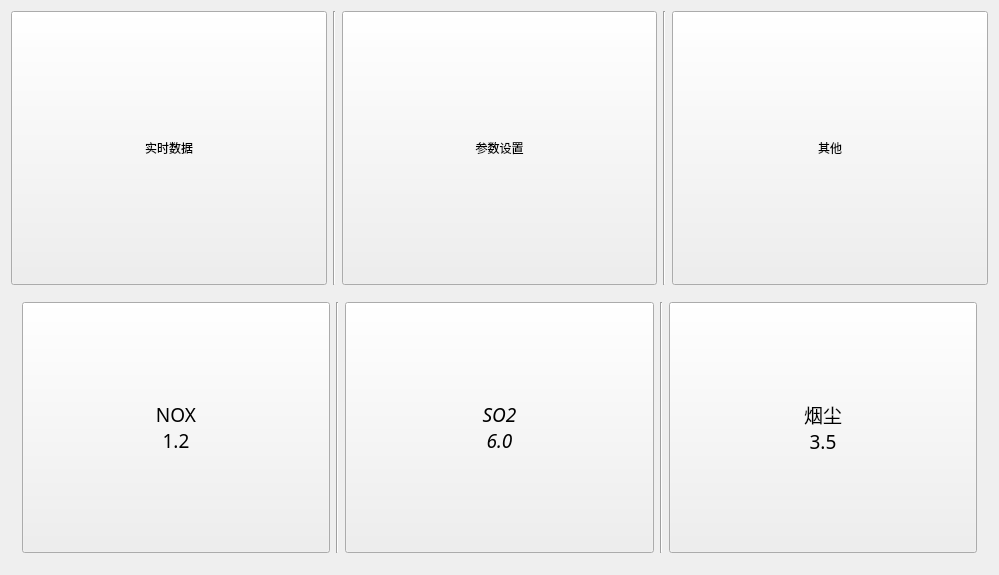
This is mwidget.ui in wkfwnn/data_analyse as Qt 5 draws it before an edit. The edited form follows.
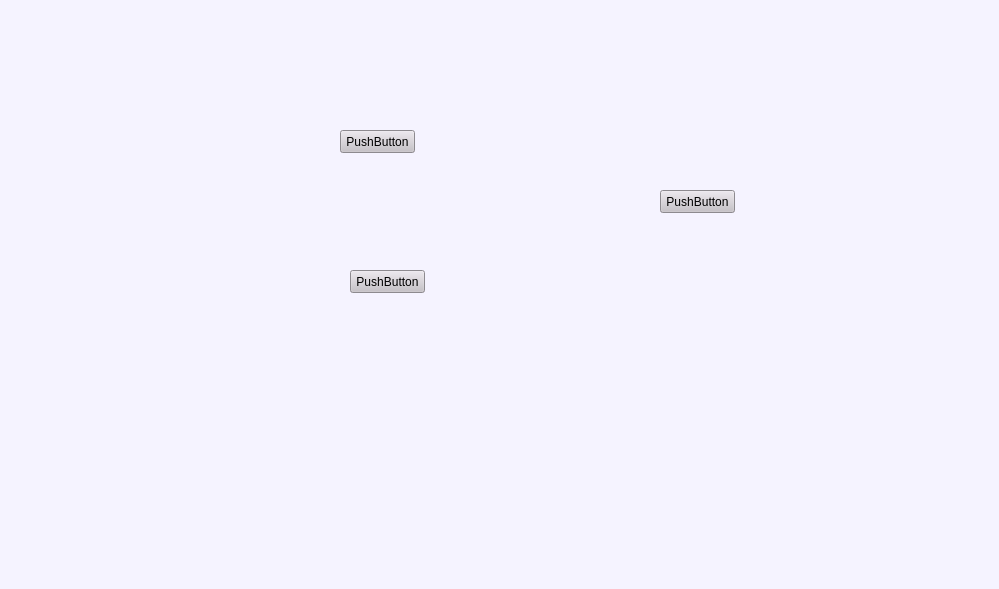
This is the edited form.

What changed in the file:
```diff
--- a/mwidget.ui
+++ b/mwidget.ui
@@ -7,166 +7,894 @@
     <x>0</x>
     <y>0</y>
     <width>999</width>
-    <height>575</height>
+    <height>589</height>
    </rect>
   </property>
+  <property name="palette">
+   <palette>
+    <active>
+     <colorrole role="WindowText">
+      <brush brushstyle="SolidPattern">
+       <color alpha="255">
+        <red>0</red>
+        <green>0</green>
+        <blue>0</blue>
+       </color>
+      </brush>
+     </colorrole>
+     <colorrole role="Button">
+      <brush brushstyle="SolidPattern">
+       <color alpha="255">
+        <red>245</red>
+        <green>243</green>
+        <blue>255</blue>
+       </color>
+      </brush>
+     </colorrole>
+     <colorrole role="Light">
+      <brush brushstyle="SolidPattern">
+       <color alpha="255">
+        <red>255</red>
+        <green>255</green>
+        <blue>255</blue>
+       </color>
+      </brush>
+     </colorrole>
+     <colorrole role="Midlight">
+      <brush brushstyle="SolidPattern">
+       <color alpha="255">
+        <red>250</red>
+        <green>249</green>
+        <blue>255</blue>
+       </color>
+      </brush>
+     </colorrole>
+     <colorrole role="Dark">
+      <brush brushstyle="SolidPattern">
+       <color alpha="255">
+        <red>122</red>
+        <green>121</green>
+        <blue>127</blue>
+       </color>
+      </brush>
+     </colorrole>
+     <colorrole role="Mid">
+      <brush brushstyle="SolidPattern">
+       <color alpha="255">
+        <red>163</red>
+        <green>162</green>
+        <blue>170</blue>
+       </color>
+      </brush>
+     </colorrole>
+     <colorrole role="Text">
+      <brush brushstyle="SolidPattern">
+       <color alpha="255">
+        <red>0</red>
+        <green>0</green>
+        <blue>0</blue>
+       </color>
+      </brush>
+     </colorrole>
+     <colorrole role="BrightText">
+      <brush brushstyle="SolidPattern">
+       <color alpha="255">
+        <red>255</red>
+        <green>255</green>
+        <blue>255</blue>
+       </color>
+      </brush>
+     </colorrole>
+     <colorrole role="ButtonText">
+      <brush brushstyle="SolidPattern">
+       <color alpha="255">
+        <red>0</red>
+        <green>0</green>
+        <blue>0</blue>
+       </color>
+      </brush>
+     </colorrole>
+     <colorrole role="Base">
+      <brush brushstyle="SolidPattern">
+       <color alpha="255">
+        <red>255</red>
+        <green>255</green>
+        <blue>255</blue>
+       </color>
+      </brush>
+     </colorrole>
+     <colorrole role="Window">
+      <brush brushstyle="SolidPattern">
+       <color alpha="255">
+        <red>245</red>
+        <green>243</green>
+        <blue>255</blue>
+       </color>
+      </brush>
+     </colorrole>
+     <colorrole role="Shadow">
+      <brush brushstyle="SolidPattern">
+       <color alpha="255">
+        <red>0</red>
+        <green>0</green>
+        <blue>0</blue>
+       </color>
+      </brush>
+     </colorrole>
+     <colorrole role="AlternateBase">
+      <brush brushstyle="SolidPattern">
+       <color alpha="255">
+        <red>250</red>
+        <green>249</green>
+        <blue>255</blue>
+       </color>
+      </brush>
+     </colorrole>
+     <colorrole role="ToolTipBase">
+      <brush brushstyle="SolidPattern">
+       <color alpha="255">
+        <red>255</red>
+        <green>255</green>
+        <blue>220</blue>
+       </color>
+      </brush>
+     </colorrole>
+     <colorrole role="ToolTipText">
+      <brush brushstyle="SolidPattern">
+       <color alpha="255">
+        <red>0</red>
+        <green>0</green>
+        <blue>0</blue>
+       </color>
+      </brush>
+     </colorrole>
+    </active>
+    <inactive>
+     <colorrole role="WindowText">
+      <brush brushstyle="SolidPattern">
+       <color alpha="255">
+        <red>0</red>
+        <green>0</green>
+        <blue>0</blue>
+       </color>
+      </brush>
+     </colorrole>
+     <colorrole role="Button">
+      <brush brushstyle="SolidPattern">
+       <color alpha="255">
+        <red>245</red>
+        <green>243</green>
+        <blue>255</blue>
+       </color>
+      </brush>
+     </colorrole>
+     <colorrole role="Light">
+      <brush brushstyle="SolidPattern">
+       <color alpha="255">
+        <red>255</red>
+        <green>255</green>
+        <blue>255</blue>
+       </color>
+      </brush>
+     </colorrole>
+     <colorrole role="Midlight">
+      <brush brushstyle="SolidPattern">
+       <color alpha="255">
+        <red>250</red>
+        <green>249</green>
+        <blue>255</blue>
+       </color>
+      </brush>
+     </colorrole>
+     <colorrole role="Dark">
+      <brush brushstyle="SolidPattern">
+       <color alpha="255">
+        <red>122</red>
+        <green>121</green>
+        <blue>127</blue>
+       </color>
+      </brush>
+     </colorrole>
+     <colorrole role="Mid">
+      <brush brushstyle="SolidPattern">
+       <color alpha="255">
+        <red>163</red>
+        <green>162</green>
+        <blue>170</blue>
+       </color>
+      </brush>
+     </colorrole>
+     <colorrole role="Text">
+      <brush brushstyle="SolidPattern">
+       <color alpha="255">
+        <red>0</red>
+        <green>0</green>
+        <blue>0</blue>
+       </color>
+      </brush>
+     </colorrole>
+     <colorrole role="BrightText">
+      <brush brushstyle="SolidPattern">
+       <color alpha="255">
+        <red>255</red>
+        <green>255</green>
+        <blue>255</blue>
+       </color>
+      </brush>
+     </colorrole>
+     <colorrole role="ButtonText">
+      <brush brushstyle="SolidPattern">
+       <color alpha="255">
+        <red>0</red>
+        <green>0</green>
+        <blue>0</blue>
+       </color>
+      </brush>
+     </colorrole>
+     <colorrole role="Base">
+      <brush brushstyle="SolidPattern">
+       <color alpha="255">
+        <red>255</red>
+        <green>255</green>
+        <blue>255</blue>
+       </color>
+      </brush>
+     </colorrole>
+     <colorrole role="Window">
+      <brush brushstyle="SolidPattern">
+       <color alpha="255">
+        <red>245</red>
+        <green>243</green>
+        <blue>255</blue>
+       </color>
+      </brush>
+     </colorrole>
+     <colorrole role="Shadow">
+      <brush brushstyle="SolidPattern">
+       <color alpha="255">
+        <red>0</red>
+        <green>0</green>
+        <blue>0</blue>
+       </color>
+      </brush>
+     </colorrole>
+     <colorrole role="AlternateBase">
+      <brush brushstyle="SolidPattern">
+       <color alpha="255">
+        <red>250</red>
+        <green>249</green>
+        <blue>255</blue>
+       </color>
+      </brush>
+     </colorrole>
+     <colorrole role="ToolTipBase">
+      <brush brushstyle="SolidPattern">
+       <color alpha="255">
+        <red>255</red>
+        <green>255</green>
+        <blue>220</blue>
+       </color>
+      </brush>
+     </colorrole>
+     <colorrole role="ToolTipText">
+      <brush brushstyle="SolidPattern">
+       <color alpha="255">
+        <red>0</red>
+        <green>0</green>
+        <blue>0</blue>
+       </color>
+      </brush>
+     </colorrole>
+    </inactive>
+    <disabled>
+     <colorrole role="WindowText">
+      <brush brushstyle="SolidPattern">
+       <color alpha="255">
+        <red>122</red>
+        <green>121</green>
+        <blue>127</blue>
+       </color>
+      </brush>
+     </colorrole>
+     <colorrole role="Button">
+      <brush brushstyle="SolidPattern">
+       <color alpha="255">
+        <red>245</red>
+        <green>243</green>
+        <blue>255</blue>
+       </color>
+      </brush>
+     </colorrole>
+     <colorrole role="Light">
+      <brush brushstyle="SolidPattern">
+       <color alpha="255">
+        <red>255</red>
+        <green>255</green>
+        <blue>255</blue>
+       </color>
+      </brush>
+     </colorrole>
+     <colorrole role="Midlight">
+      <brush brushstyle="SolidPattern">
+       <color alpha="255">
+        <red>250</red>
+        <green>249</green>
+        <blue>255</blue>
+       </color>
+      </brush>
+     </colorrole>
+     <colorrole role="Dark">
+      <brush brushstyle="SolidPattern">
+       <color alpha="255">
+        <red>122</red>
+        <green>121</green>
+        <blue>127</blue>
+       </color>
+      </brush>
+     </colorrole>
+     <colorrole role="Mid">
+      <brush brushstyle="SolidPattern">
+       <color alpha="255">
+        <red>163</red>
+        <green>162</green>
+        <blue>170</blue>
+       </color>
+      </brush>
+     </colorrole>
+     <colorrole role="Text">
+      <brush brushstyle="SolidPattern">
+       <color alpha="255">
+        <red>122</red>
+        <green>121</green>
+        <blue>127</blue>
+       </color>
+      </brush>
+     </colorrole>
+     <colorrole role="BrightText">
+      <brush brushstyle="SolidPattern">
+       <color alpha="255">
+        <red>255</red>
+        <green>255</green>
+        <blue>255</blue>
+       </color>
+      </brush>
+     </colorrole>
+     <colorrole role="ButtonText">
+      <brush brushstyle="SolidPattern">
+       <color alpha="255">
+        <red>122</red>
+        <green>121</green>
+        <blue>127</blue>
+       </color>
+      </brush>
+     </colorrole>
+     <colorrole role="Base">
+      <brush brushstyle="SolidPattern">
+       <color alpha="255">
+        <red>245</red>
+        <green>243</green>
+        <blue>255</blue>
+       </color>
+      </brush>
+     </colorrole>
+     <colorrole role="Window">
+      <brush brushstyle="SolidPattern">
+       <color alpha="255">
+        <red>245</red>
+        <green>243</green>
+        <blue>255</blue>
+       </color>
+      </brush>
+     </colorrole>
+     <colorrole role="Shadow">
+      <brush brushstyle="SolidPattern">
+       <color alpha="255">
+        <red>0</red>
+        <green>0</green>
+        <blue>0</blue>
+       </color>
+      </brush>
+     </colorrole>
+     <colorrole role="AlternateBase">
+      <brush brushstyle="SolidPattern">
+       <color alpha="255">
+        <red>245</red>
+        <green>243</green>
+        <blue>255</blue>
+       </color>
+      </brush>
+     </colorrole>
+     <colorrole role="ToolTipBase">
+      <brush brushstyle="SolidPattern">
+       <color alpha="255">
+        <red>255</red>
+        <green>255</green>
+        <blue>220</blue>
+       </color>
+      </brush>
+     </colorrole>
+     <colorrole role="ToolTipText">
+      <brush brushstyle="SolidPattern">
+       <color alpha="255">
+        <red>0</red>
+        <green>0</green>
+        <blue>0</blue>
+       </color>
+      </brush>
+     </colorrole>
+    </disabled>
+   </palette>
+  </property>
   <property name="windowTitle">
    <string>数据采集</string>
   </property>
-  <layout class="QGridLayout" name="gridLayout_3">
-   <item row="0" column="0">
-    <layout class="QGridLayout" name="gridLayout_2">
-     <item row="0" column="0">
-      <layout class="QHBoxLayout" name="horizontalLayout">
-       <item>
-        <widget class="QPushButton" name="pushButton">
-         <property name="sizePolicy">
-          <sizepolicy hsizetype="Minimum" vsizetype="Expanding">
-           <horstretch>0</horstretch>
-           <verstretch>0</verstretch>
-          </sizepolicy>
-         </property>
-         <property name="text">
-          <string>实时数据</string>
-         </property>
-        </widget>
-       </item>
-       <item>
-        <widget class="Line" name="line">
-         <property name="orientation">
-          <enum>Qt::Vertical</enum>
-         </property>
-        </widget>
-       </item>
-       <item>
-        <widget class="QPushButton" name="pushButton_2">
-         <property name="sizePolicy">
-          <sizepolicy hsizetype="Minimum" vsizetype="Expanding">
-           <horstretch>0</horstretch>
-           <verstretch>0</verstretch>
-          </sizepolicy>
-         </property>
-         <property name="text">
-          <string>参数设置</string>
-         </property>
-        </widget>
-       </item>
-       <item>
-        <widget class="Line" name="line_2">
-         <property name="orientation">
-          <enum>Qt::Vertical</enum>
-         </property>
-        </widget>
-       </item>
-       <item>
-        <widget class="QPushButton" name="pushButton_3">
-         <property name="sizePolicy">
-          <sizepolicy hsizetype="Minimum" vsizetype="Expanding">
-           <horstretch>0</horstretch>
-           <verstretch>0</verstretch>
-          </sizepolicy>
-         </property>
-         <property name="text">
-          <string>其他</string>
-         </property>
-        </widget>
-       </item>
-      </layout>
-     </item>
-     <item row="1" column="0">
-      <widget class="QStackedWidget" name="stackedWidget">
-       <property name="currentIndex">
-        <number>0</number>
-       </property>
-       <widget class="QWidget" name="page">
-        <layout class="QGridLayout" name="gridLayout_4">
-         <item row="0" column="0">
-          <layout class="QGridLayout" name="gridLayout">
-           <item row="0" column="1">
-            <widget class="Line" name="line_3">
-             <property name="orientation">
-              <enum>Qt::Vertical</enum>
-             </property>
-            </widget>
-           </item>
-           <item row="0" column="0">
-            <widget class="QPushButton" name="pushButton_4">
-             <property name="sizePolicy">
-              <sizepolicy hsizetype="Minimum" vsizetype="Expanding">
-               <horstretch>0</horstretch>
-               <verstretch>0</verstretch>
-              </sizepolicy>
-             </property>
-             <property name="font">
-              <font>
-               <family>宋体</family>
-               <pointsize>14</pointsize>
-              </font>
-             </property>
-             <property name="text">
-              <string>NOX
-1.2</string>
-             </property>
-            </widget>
-           </item>
-           <item row="0" column="4">
-            <widget class="QPushButton" name="pushButton_6">
-             <property name="sizePolicy">
-              <sizepolicy hsizetype="Minimum" vsizetype="Expanding">
-               <horstretch>0</horstretch>
-               <verstretch>0</verstretch>
-              </sizepolicy>
-             </property>
-             <property name="font">
-              <font>
-               <family>宋体</family>
-               <pointsize>14</pointsize>
-              </font>
-             </property>
-             <property name="text">
-              <string>烟尘
-3.5</string>
-             </property>
-            </widget>
-           </item>
-           <item row="0" column="2">
-            <widget class="QPushButton" name="pushButton_5">
-             <property name="sizePolicy">
-              <sizepolicy hsizetype="Minimum" vsizetype="Expanding">
-               <horstretch>0</horstretch>
-               <verstretch>0</verstretch>
-              </sizepolicy>
-             </property>
-             <property name="font">
-              <font>
-               <family>宋体</family>
-               <pointsize>14</pointsize>
-               <italic>true</italic>
-              </font>
-             </property>
-             <property name="text">
-              <string>SO2
-6.0</string>
-             </property>
-            </widget>
-           </item>
-           <item row="0" column="3">
-            <widget class="Line" name="line_4">
-             <property name="orientation">
-              <enum>Qt::Vertical</enum>
-             </property>
-            </widget>
-           </item>
-          </layout>
-         </item>
-        </layout>
-       </widget>
-       <widget class="QWidget" name="page_2"/>
-      </widget>
-     </item>
-    </layout>
-   </item>
-  </layout>
+  <widget class="QStackedWidget" name="stackedWidget">
+   <property name="geometry">
+    <rect>
+     <x>230</x>
+     <y>60</y>
+     <width>701</width>
+     <height>461</height>
+    </rect>
+   </property>
+   <property name="palette">
+    <palette>
+     <active>
+      <colorrole role="WindowText">
+       <brush brushstyle="SolidPattern">
+        <color alpha="255">
+         <red>0</red>
+         <green>0</green>
+         <blue>0</blue>
+        </color>
+       </brush>
+      </colorrole>
+      <colorrole role="Button">
+       <brush brushstyle="SolidPattern">
+        <color alpha="255">
+         <red>198</red>
+         <green>193</green>
+         <blue>200</blue>
+        </color>
+       </brush>
+      </colorrole>
+      <colorrole role="Light">
+       <brush brushstyle="SolidPattern">
+        <color alpha="255">
+         <red>255</red>
+         <green>255</green>
+         <blue>255</blue>
+        </color>
+       </brush>
+      </colorrole>
+      <colorrole role="Midlight">
+       <brush brushstyle="SolidPattern">
+        <color alpha="255">
+         <red>226</red>
+         <green>224</green>
+         <blue>227</blue>
+        </color>
+       </brush>
+      </colorrole>
+      <colorrole role="Dark">
+       <brush brushstyle="SolidPattern">
+        <color alpha="255">
+         <red>99</red>
+         <green>96</green>
+         <blue>100</blue>
+        </color>
+       </brush>
+      </colorrole>
+      <colorrole role="Mid">
+       <brush brushstyle="SolidPattern">
+        <color alpha="255">
+         <red>132</red>
+         <green>129</green>
+         <blue>133</blue>
+        </color>
+       </brush>
+      </colorrole>
+      <colorrole role="Text">
+       <brush brushstyle="SolidPattern">
+        <color alpha="255">
+         <red>0</red>
+         <green>0</green>
+         <blue>0</blue>
+        </color>
+       </brush>
+      </colorrole>
+      <colorrole role="BrightText">
+       <brush brushstyle="SolidPattern">
+        <color alpha="255">
+         <red>255</red>
+         <green>255</green>
+         <blue>255</blue>
+        </color>
+       </brush>
+      </colorrole>
+      <colorrole role="ButtonText">
+       <brush brushstyle="SolidPattern">
+        <color alpha="255">
+         <red>0</red>
+         <green>0</green>
+         <blue>0</blue>
+        </color>
+       </brush>
+      </colorrole>
+      <colorrole role="Base">
+       <brush brushstyle="SolidPattern">
+        <color alpha="255">
+         <red>255</red>
+         <green>255</green>
+         <blue>255</blue>
+        </color>
+       </brush>
+      </colorrole>
+      <colorrole role="Window">
+       <brush brushstyle="SolidPattern">
+        <color alpha="255">
+         <red>198</red>
+         <green>193</green>
+         <blue>200</blue>
+        </color>
+       </brush>
+      </colorrole>
+      <colorrole role="Shadow">
+       <brush brushstyle="SolidPattern">
+        <color alpha="255">
+         <red>0</red>
+         <green>0</green>
+         <blue>0</blue>
+        </color>
+       </brush>
+      </colorrole>
+      <colorrole role="AlternateBase">
+       <brush brushstyle="SolidPattern">
+        <color alpha="255">
+         <red>226</red>
+         <green>224</green>
+         <blue>227</blue>
+        </color>
+       </brush>
+      </colorrole>
+      <colorrole role="ToolTipBase">
+       <brush brushstyle="SolidPattern">
+        <color alpha="255">
+         <red>255</red>
+         <green>255</green>
+         <blue>220</blue>
+        </color>
+       </brush>
+      </colorrole>
+      <colorrole role="ToolTipText">
+       <brush brushstyle="SolidPattern">
+        <color alpha="255">
+         <red>0</red>
+         <green>0</green>
+         <blue>0</blue>
+        </color>
+       </brush>
+      </colorrole>
+     </active>
+     <inactive>
+      <colorrole role="WindowText">
+       <brush brushstyle="SolidPattern">
+        <color alpha="255">
+         <red>0</red>
+         <green>0</green>
+         <blue>0</blue>
+        </color>
+       </brush>
+      </colorrole>
+      <colorrole role="Button">
+       <brush brushstyle="SolidPattern">
+        <color alpha="255">
+         <red>198</red>
+         <green>193</green>
+         <blue>200</blue>
+        </color>
+       </brush>
+      </colorrole>
+      <colorrole role="Light">
+       <brush brushstyle="SolidPattern">
+        <color alpha="255">
+         <red>255</red>
+         <green>255</green>
+         <blue>255</blue>
+        </color>
+       </brush>
+      </colorrole>
+      <colorrole role="Midlight">
+       <brush brushstyle="SolidPattern">
+        <color alpha="255">
+         <red>226</red>
+         <green>224</green>
+         <blue>227</blue>
+        </color>
+       </brush>
+      </colorrole>
+      <colorrole role="Dark">
+       <brush brushstyle="SolidPattern">
+        <color alpha="255">
+         <red>99</red>
+         <green>96</green>
+         <blue>100</blue>
+        </color>
+       </brush>
+      </colorrole>
+      <colorrole role="Mid">
+       <brush brushstyle="SolidPattern">
+        <color alpha="255">
+         <red>132</red>
+         <green>129</green>
+         <blue>133</blue>
+        </color>
+       </brush>
+      </colorrole>
+      <colorrole role="Text">
+       <brush brushstyle="SolidPattern">
+        <color alpha="255">
+         <red>0</red>
+         <green>0</green>
+         <blue>0</blue>
+        </color>
+       </brush>
+      </colorrole>
+      <colorrole role="BrightText">
+       <brush brushstyle="SolidPattern">
+        <color alpha="255">
+         <red>255</red>
+         <green>255</green>
+         <blue>255</blue>
+        </color>
+       </brush>
+      </colorrole>
+      <colorrole role="ButtonText">
+       <brush brushstyle="SolidPattern">
+        <color alpha="255">
+         <red>0</red>
+         <green>0</green>
+         <blue>0</blue>
+        </color>
+       </brush>
+      </colorrole>
+      <colorrole role="Base">
+       <brush brushstyle="SolidPattern">
+        <color alpha="255">
+         <red>255</red>
+         <green>255</green>
+         <blue>255</blue>
+        </color>
+       </brush>
+      </colorrole>
+      <colorrole role="Window">
+       <brush brushstyle="SolidPattern">
+        <color alpha="255">
+         <red>198</red>
+         <green>193</green>
+         <blue>200</blue>
+        </color>
+       </brush>
+      </colorrole>
+      <colorrole role="Shadow">
+       <brush brushstyle="SolidPattern">
+        <color alpha="255">
+         <red>0</red>
+         <green>0</green>
+         <blue>0</blue>
+        </color>
+       </brush>
+      </colorrole>
+      <colorrole role="AlternateBase">
+       <brush brushstyle="SolidPattern">
+        <color alpha="255">
+         <red>226</red>
+         <green>224</green>
+         <blue>227</blue>
+        </color>
+       </brush>
+      </colorrole>
+      <colorrole role="ToolTipBase">
+       <brush brushstyle="SolidPattern">
+        <color alpha="255">
+         <red>255</red>
+         <green>255</green>
+         <blue>220</blue>
+        </color>
+       </brush>
+      </colorrole>
+      <colorrole role="ToolTipText">
+       <brush brushstyle="SolidPattern">
+        <color alpha="255">
+         <red>0</red>
+         <green>0</green>
+         <blue>0</blue>
+        </color>
+       </brush>
+      </colorrole>
+     </inactive>
+     <disabled>
+      <colorrole role="WindowText">
+       <brush brushstyle="SolidPattern">
+        <color alpha="255">
+         <red>99</red>
+         <green>96</green>
+         <blue>100</blue>
+        </color>
+       </brush>
+      </colorrole>
+      <colorrole role="Button">
+       <brush brushstyle="SolidPattern">
+        <color alpha="255">
+         <red>198</red>
+         <green>193</green>
+         <blue>200</blue>
+        </color>
+       </brush>
+      </colorrole>
+      <colorrole role="Light">
+       <brush brushstyle="SolidPattern">
+        <color alpha="255">
+         <red>255</red>
+         <green>255</green>
+         <blue>255</blue>
+        </color>
+       </brush>
+      </colorrole>
+      <colorrole role="Midlight">
+       <brush brushstyle="SolidPattern">
+        <color alpha="255">
+         <red>226</red>
+         <green>224</green>
+         <blue>227</blue>
+        </color>
+       </brush>
+      </colorrole>
+      <colorrole role="Dark">
+       <brush brushstyle="SolidPattern">
+        <color alpha="255">
+         <red>99</red>
+         <green>96</green>
+         <blue>100</blue>
+        </color>
+       </brush>
+      </colorrole>
+      <colorrole role="Mid">
+       <brush brushstyle="SolidPattern">
+        <color alpha="255">
+         <red>132</red>
+         <green>129</green>
+         <blue>133</blue>
+        </color>
+       </brush>
+      </colorrole>
+      <colorrole role="Text">
+       <brush brushstyle="SolidPattern">
+        <color alpha="255">
+         <red>99</red>
+         <green>96</green>
+         <blue>100</blue>
+        </color>
+       </brush>
+      </colorrole>
+      <colorrole role="BrightText">
+       <brush brushstyle="SolidPattern">
+        <color alpha="255">
+         <red>255</red>
+         <green>255</green>
+         <blue>255</blue>
+        </color>
+       </brush>
+      </colorrole>
+      <colorrole role="ButtonText">
+       <brush brushstyle="SolidPattern">
+        <color alpha="255">
+         <red>99</red>
+         <green>96</green>
+         <blue>100</blue>
+        </color>
+       </brush>
+      </colorrole>
+      <colorrole role="Base">
+       <brush brushstyle="SolidPattern">
+        <color alpha="255">
+         <red>198</red>
+         <green>193</green>
+         <blue>200</blue>
+        </color>
+       </brush>
+      </colorrole>
+      <colorrole role="Window">
+       <brush brushstyle="SolidPattern">
+        <color alpha="255">
+         <red>198</red>
+         <green>193</green>
+         <blue>200</blue>
+        </color>
+       </brush>
+      </colorrole>
+      <colorrole role="Shadow">
+       <brush brushstyle="SolidPattern">
+        <color alpha="255">
+         <red>0</red>
+         <green>0</green>
+         <blue>0</blue>
+        </color>
+       </brush>
+      </colorrole>
+      <colorrole role="AlternateBase">
+       <brush brushstyle="SolidPattern">
+        <color alpha="255">
+         <red>198</red>
+         <green>193</green>
+         <blue>200</blue>
+        </color>
+       </brush>
+      </colorrole>
+      <colorrole role="ToolTipBase">
+       <brush brushstyle="SolidPattern">
+        <color alpha="255">
+         <red>255</red>
+         <green>255</green>
+         <blue>220</blue>
+        </color>
+       </brush>
+      </colorrole>
+      <colorrole role="ToolTipText">
+       <brush brushstyle="SolidPattern">
+        <color alpha="255">
+         <red>0</red>
+         <green>0</green>
+         <blue>0</blue>
+        </color>
+       </brush>
+      </colorrole>
+     </disabled>
+    </palette>
+   </property>
+   <widget class="QWidget" name="page">
+    <widget class="QPushButton" name="pushButton">
+     <property name="geometry">
+      <rect>
+       <x>110</x>
+       <y>70</y>
+       <width>75</width>
+       <height>23</height>
+      </rect>
+     </property>
+     <property name="text">
+      <string>PushButton</string>
+     </property>
+    </widget>
+    <widget class="QPushButton" name="pushButton_2">
+     <property name="geometry">
+      <rect>
+       <x>120</x>
+       <y>210</y>
+       <width>75</width>
+       <height>23</height>
+      </rect>
+     </property>
+     <property name="text">
+      <string>PushButton</string>
+     </property>
+    </widget>
+    <widget class="QPushButton" name="pushButton_3">
+     <property name="geometry">
+      <rect>
+       <x>430</x>
+       <y>130</y>
+       <width>75</width>
+       <height>23</height>
+      </rect>
+     </property>
+     <property name="text">
+      <string>PushButton</string>
+     </property>
+    </widget>
+   </widget>
+   <widget class="QWidget" name="page_2"/>
+  </widget>
  </widget>
  <layoutdefault spacing="6" margin="11"/>
  <resources/>
```
